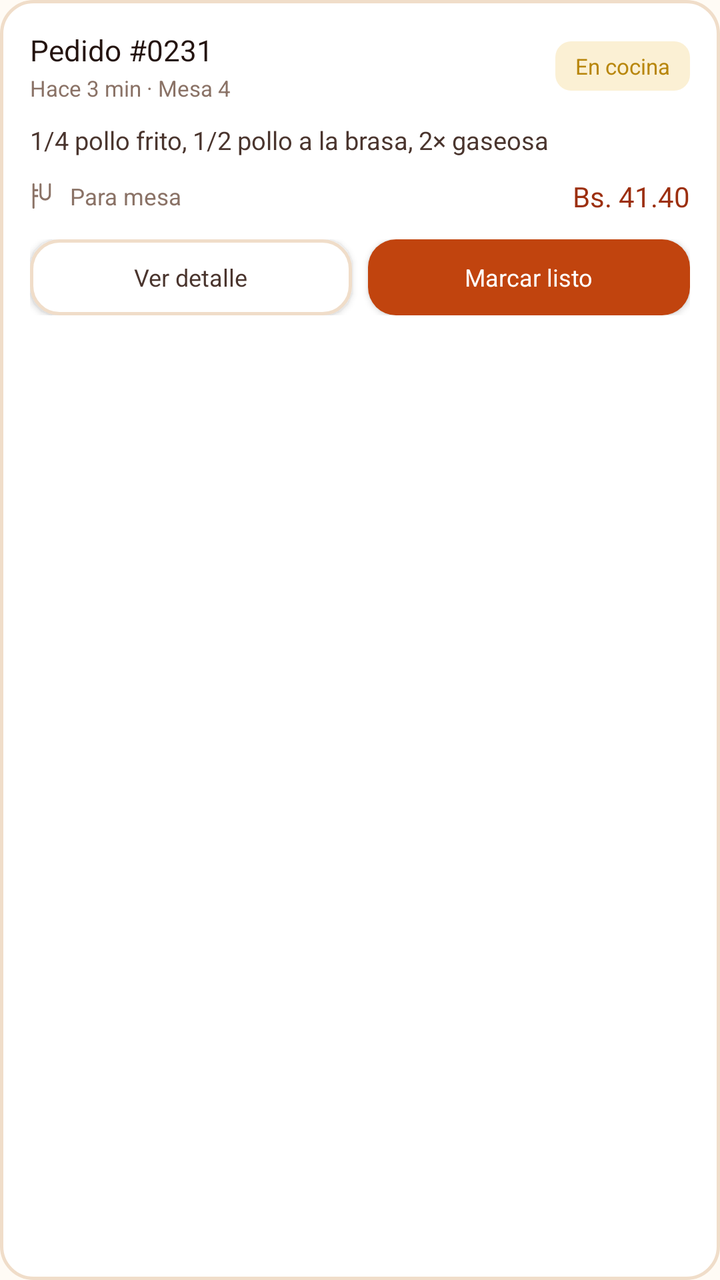
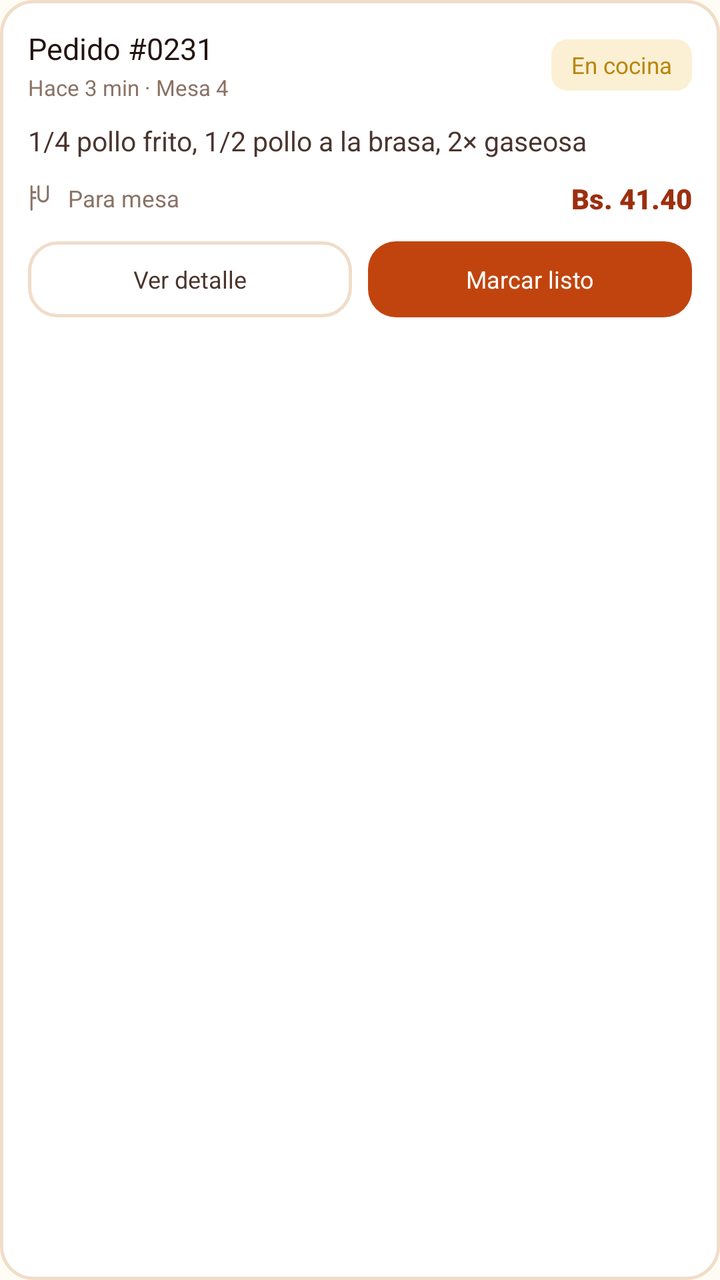

An Android layout rendered at two revisions. The XML below is the earlier revision; the diff shows what the commit changed to produce the second picture.
<!-- AndroidManifest.xml: application theme Theme.Pollogithub -->
<!-- res/layout/item_order_card.xml -->
<?xml version="1.0" encoding="utf-8"?>
<LinearLayout xmlns:android="http://schemas.android.com/apk/res/android"
    xmlns:tools="http://schemas.android.com/tools"
    android:layout_width="match_parent"
    android:layout_height="wrap_content"
    android:layout_marginHorizontal="16dp"
    android:layout_marginVertical="6dp"
    android:background="@drawable/bg_order_card"
    android:orientation="vertical"
    android:padding="15dp">

    
    <RelativeLayout
        android:layout_width="match_parent"
        android:layout_height="wrap_content"
        android:layout_marginBottom="10dp">

        <LinearLayout
            android:layout_width="wrap_content"
            android:layout_height="wrap_content"
            android:layout_alignParentStart="true"
            android:layout_centerVertical="true"
            android:orientation="vertical">

            <TextView
                android:id="@+id/tvOrderId"
                android:layout_width="wrap_content"
                android:layout_height="wrap_content"
                android:fontFamily="sans-serif-bold"
                android:text="Pedido #0231"
                android:textColor="@color/char_900"
                android:textSize="14.5sp" />

            <TextView
                android:id="@+id/tvOrderTime"
                android:layout_width="wrap_content"
                android:layout_height="wrap_content"
                android:layout_marginTop="2dp"
                android:fontFamily="sans-serif"
                android:text="Hace 3 min · Mesa 4"
                android:textColor="@color/char_400"
                android:textSize="11sp" />
        </LinearLayout>

        <TextView
            android:id="@+id/tvStatusBadge"
            android:layout_width="wrap_content"
            android:layout_height="wrap_content"
            android:layout_alignParentEnd="true"
            android:layout_centerVertical="true"
            android:background="@drawable/bg_status_cocina"
            android:fontFamily="sans-serif-bold"
            android:paddingHorizontal="10dp"
            android:paddingVertical="5dp"
            android:text="@string/status_cocina"
            android:textColor="@color/wait_600"
            android:textSize="11sp" />
    </RelativeLayout>

    
    <TextView
        android:id="@+id/tvOrderItems"
        android:layout_width="match_parent"
        android:layout_height="wrap_content"
        android:layout_marginBottom="10dp"
        android:fontFamily="sans-serif"
        android:lineSpacingExtra="2dp"
        android:text="1/4 pollo frito, 1/2 pollo a la brasa, 2× gaseosa"
        android:textColor="@color/char_700"
        android:textSize="12.5sp" />

    
    <RelativeLayout
        android:layout_width="match_parent"
        android:layout_height="wrap_content">

        <LinearLayout
            android:layout_width="wrap_content"
            android:layout_height="wrap_content"
            android:layout_alignParentStart="true"
            android:layout_centerVertical="true"
            android:gravity="center_vertical"
            android:orientation="horizontal">

            <ImageView
                android:id="@+id/imgTypeIcon"
                android:layout_width="14dp"
                android:layout_height="14dp"
                android:contentDescription="Tipo"
                android:src="@drawable/ic_type_table" />

            <TextView
                android:id="@+id/tvOrderType"
                android:layout_width="wrap_content"
                android:layout_height="wrap_content"
                android:layout_marginStart="6dp"
                android:fontFamily="sans-serif-bold"
                android:text="Para mesa"
                android:textColor="@color/char_400"
                android:textSize="11.5sp" />
        </LinearLayout>

        <TextView
            android:id="@+id/tvOrderTotal"
            android:layout_width="wrap_content"
            android:layout_height="wrap_content"
            android:layout_alignParentEnd="true"
            android:layout_centerVertical="true"
            android:fontFamily="sans-serif-bold"
            android:text="Bs. 41.40"
            android:textColor="@color/ember_700"
            android:textSize="14sp" />
    </RelativeLayout>

    
    <LinearLayout
        android:layout_width="match_parent"
        android:layout_height="wrap_content"
        android:layout_marginTop="12dp"
        android:orientation="horizontal">

        <androidx.appcompat.widget.AppCompatButton
            android:id="@+id/btnViewDetail"
            android:layout_width="0dp"
            android:layout_height="38dp"
            android:layout_marginEnd="8dp"
            android:layout_weight="1"
            android:background="@drawable/bg_btn_outline"
            android:fontFamily="sans-serif-bold"
            android:text="@string/btn_view_detail"
            android:textAllCaps="false"
            android:textColor="@color/char_700"
            android:textSize="12sp" />

        <androidx.appcompat.widget.AppCompatButton
            android:id="@+id/btnPrimaryAction"
            android:layout_width="0dp"
            android:layout_height="38dp"
            android:layout_weight="1"
            android:background="@drawable/bg_button_primary"
            android:fontFamily="sans-serif-bold"
            android:text="@string/btn_mark_ready"
            android:textAllCaps="false"
            android:textColor="@color/white"
            android:textSize="12sp" />
    </LinearLayout>

</LinearLayout>
<!-- resources referenced by this layout -->
<resources>
  <!-- unchanged entries left out for length: 21 -->
</resources>

<!-- the commit's change to res/layout/item_order_card.xml (unified diff, before → after) -->
@@ -1,13 +1,12 @@
 <?xml version="1.0" encoding="utf-8"?>
 <LinearLayout xmlns:android="http://schemas.android.com/apk/res/android"
     xmlns:tools="http://schemas.android.com/tools"
+    style="@style/Widget.Pollo.Card.Order"
     android:layout_width="match_parent"
     android:layout_height="wrap_content"
-    android:layout_marginHorizontal="16dp"
-    android:layout_marginVertical="6dp"
-    android:background="@drawable/bg_order_card"
-    android:orientation="vertical"
-    android:padding="15dp">
+    android:layout_marginHorizontal="@dimen/card_margin_horizontal"
+    android:layout_marginVertical="@dimen/card_margin_vertical"
+    android:orientation="vertical">
 
     
     <RelativeLayout
@@ -24,50 +23,43 @@
 
             <TextView
                 android:id="@+id/tvOrderId"
+                style="@style/TextAppearance.Pollo.Title.Small"
                 android:layout_width="wrap_content"
                 android:layout_height="wrap_content"
-                android:fontFamily="sans-serif-bold"
-                android:text="Pedido #0231"
-                android:textColor="@color/char_900"
-                android:textSize="14.5sp" />
+                android:text="Pedido #0231" />
 
             <TextView
                 android:id="@+id/tvOrderTime"
+                style="@style/TextAppearance.Pollo.Subtitle.Muted"
                 android:layout_width="wrap_content"
                 android:layout_height="wrap_content"
-                android:layout_marginTop="2dp"
-                android:fontFamily="sans-serif"
-                android:text="Hace 3 min · Mesa 4"
-                android:textColor="@color/char_400"
-                android:textSize="11sp" />
+                android:layout_marginTop="@dimen/spacing_2xs"
+                android:text="Hace 3 min · Mesa 4" />
         </LinearLayout>
 
         <TextView
             android:id="@+id/tvStatusBadge"
+            style="@style/TextAppearance.Pollo.Badge.Status"
             android:layout_width="wrap_content"
             android:layout_height="wrap_content"
             android:layout_alignParentEnd="true"
             android:layout_centerVertical="true"
             android:background="@drawable/bg_status_cocina"
-            android:fontFamily="sans-serif-bold"
             android:paddingHorizontal="10dp"
             android:paddingVertical="5dp"
             android:text="@string/status_cocina"
-            android:textColor="@color/wait_600"
-            android:textSize="11sp" />
+            android:textColor="@color/wait_600" />
     </RelativeLayout>
 
     
     <TextView
         android:id="@+id/tvOrderItems"
+        style="@style/TextAppearance.Pollo.Body"
         android:layout_width="match_parent"
         android:layout_height="wrap_content"
         android:layout_marginBottom="10dp"
-        android:fontFamily="sans-serif"
         android:lineSpacingExtra="2dp"
-        android:text="1/4 pollo frito, 1/2 pollo a la brasa, 2× gaseosa"
-        android:textColor="@color/char_700"
-        android:textSize="12.5sp" />
+        android:text="1/4 pollo frito, 1/2 pollo a la brasa, 2× gaseosa" />
 
     
     <RelativeLayout
@@ -91,58 +83,47 @@
 
             <TextView
                 android:id="@+id/tvOrderType"
+                style="@style/TextAppearance.Pollo.Subtitle"
                 android:layout_width="wrap_content"
                 android:layout_height="wrap_content"
                 android:layout_marginStart="6dp"
                 android:fontFamily="sans-serif-bold"
-                android:text="Para mesa"
-                android:textColor="@color/char_400"
-                android:textSize="11.5sp" />
+                android:text="Para mesa" />
         </LinearLayout>
 
         <TextView
             android:id="@+id/tvOrderTotal"
+            style="@style/TextAppearance.Pollo.Price.Small"
             android:layout_width="wrap_content"
             android:layout_height="wrap_content"
             android:layout_alignParentEnd="true"
             android:layout_centerVertical="true"
-            android:fontFamily="sans-serif-bold"
-            android:text="Bs. 41.40"
-            android:textColor="@color/ember_700"
-            android:textSize="14sp" />
+            android:text="Bs. 41.40" />
     </RelativeLayout>
 
     
     <LinearLayout
         android:layout_width="match_parent"
         android:layout_height="wrap_content"
-        android:layout_marginTop="12dp"
+        android:layout_marginTop="@dimen/spacing_m"
         android:orientation="horizontal">
 
         <androidx.appcompat.widget.AppCompatButton
             android:id="@+id/btnViewDetail"
+            style="@style/Widget.Pollo.Button.Outline.Small"
             android:layout_width="0dp"
-            android:layout_height="38dp"
-            android:layout_marginEnd="8dp"
+            android:layout_height="@dimen/btn_height_small"
+            android:layout_marginEnd="@dimen/spacing_s"
             android:layout_weight="1"
-            android:background="@drawable/bg_btn_outline"
-            android:fontFamily="sans-serif-bold"
-            android:text="@string/btn_view_detail"
-            android:textAllCaps="false"
-            android:textColor="@color/char_700"
-            android:textSize="12sp" />
+            android:text="@string/btn_view_detail" />
 
         <androidx.appcompat.widget.AppCompatButton
             android:id="@+id/btnPrimaryAction"
+            style="@style/Widget.Pollo.Button.Primary.Small"
             android:layout_width="0dp"
-            android:layout_height="38dp"
+            android:layout_height="@dimen/btn_height_small"
             android:layout_weight="1"
-            android:background="@drawable/bg_button_primary"
-            android:fontFamily="sans-serif-bold"
-            android:text="@string/btn_mark_ready"
-            android:textAllCaps="false"
-            android:textColor="@color/white"
-            android:textSize="12sp" />
+            android:text="@string/btn_mark_ready" />
     </LinearLayout>
 
 </LinearLayout>
<!-- resource entries referenced after the edit -->
@@ -1,5 +1,100 @@
 <!-- resources referenced by this layout -->
 <resources>
+  <dimen name="btn_height_small">38dp</dimen>
+  <dimen name="card_margin_horizontal">16dp</dimen>
+  <dimen name="card_margin_vertical">6dp</dimen>
+  <dimen name="spacing_2xs">2dp</dimen>
+  <dimen name="spacing_m">12dp</dimen>
+  <dimen name="spacing_s">8dp</dimen>
+  <style name="TextAppearance.Pollo.Badge.Status" parent="TextAppearance.Pollo.Badge">
+          <item name="android:fontFamily">sans-serif-bold</item>
+          <item name="android:textSize">11.5sp</item>
+          <item name="android:textAllCaps">false</item>
+      </style>
+  <style name="TextAppearance.Pollo.Body" parent="TextAppearance.Pollo">
+          <item name="android:fontFamily">sans-serif</item>
+          <item name="android:textColor">@color/char_700</item>
+          <item name="android:textSize">@dimen/text_size_body</item>
+      </style>
+  <style name="TextAppearance.Pollo.Price.Small" parent="TextAppearance.Pollo.Price">
+          <item name="android:textColor">@color/ember_700</item>
+          <item name="android:textSize">@dimen/text_size_price_small</item>
+      </style>
+  <style name="TextAppearance.Pollo.Subtitle" parent="TextAppearance.Pollo">
+          <item name="android:fontFamily">sans-serif</item>
+          <item name="android:textColor">@color/char_400</item>
+          <item name="android:textSize">@dimen/text_size_caption</item>
+      </style>
+  <style name="TextAppearance.Pollo.Subtitle.Muted" parent="TextAppearance.Pollo.Subtitle">
+          <item name="android:textSize">11sp</item>
+      </style>
+  <style name="TextAppearance.Pollo.Title.Small" parent="TextAppearance.Pollo.Title">
+          <item name="android:fontFamily">sans-serif-bold</item>
+          <item name="android:textColor">@color/char_900</item>
+          <item name="android:textSize">@dimen/text_size_title_small</item>
+      </style>
+  <style name="Widget.Pollo.Button.Outline.Small" parent="Widget.Pollo.Button.Outline">
+          <item name="android:minHeight">@dimen/btn_height_small</item>
+          <item name="android:textSize">@dimen/text_size_btn_small</item>
+          <item name="android:paddingHorizontal">@dimen/spacing_m</item>
+      </style>
+  <style name="Widget.Pollo.Button.Primary.Small" parent="Widget.Pollo.Button.Primary">
+          <item name="android:minHeight">@dimen/btn_height_small</item>
+          <item name="android:textSize">@dimen/text_size_btn_small</item>
+          <item name="android:paddingHorizontal">@dimen/spacing_m</item>
+      </style>
+  <style name="Widget.Pollo.Card.Order" parent="Widget.Pollo.Card">
+          <item name="android:background">@drawable/bg_order_card</item>
+          <item name="android:padding">@dimen/card_padding_standard</item>
+      </style>
+  <style name="TextAppearance.Pollo.Badge" parent="TextAppearance.Pollo">
+          <item name="android:fontFamily">sans-serif-black</item>
+          <item name="android:textColor">@color/white</item>
+          <item name="android:textSize">@dimen/text_size_badge</item>
+          <item name="android:textAllCaps">true</item>
+      </style>
+  <style name="TextAppearance.Pollo" parent="android:TextAppearance" />
+  <dimen name="text_size_body">13.5sp</dimen>
+  <style name="TextAppearance.Pollo.Price" parent="TextAppearance.Pollo">
+          <item name="android:fontFamily">sans-serif-black</item>
+          <item name="android:textColor">@color/ember_600</item>
+          <item name="android:textSize">@dimen/text_size_price_medium</item>
+      </style>
+  <dimen name="text_size_price_small">14sp</dimen>
+  <dimen name="text_size_caption">11.5sp</dimen>
+  <style name="TextAppearance.Pollo.Title" parent="TextAppearance.Pollo" />
+  <dimen name="text_size_title_small">15sp</dimen>
+  <style name="Widget.Pollo.Button.Outline" parent="Widget.Pollo.Button">
+          <item name="android:background">@drawable/bg_btn_outline</item>
+          <item name="android:fontFamily">sans-serif-bold</item>
+          <item name="android:textColor">@color/char_700</item>
+          <item name="android:textSize">@dimen/text_size_btn_medium</item>
+          <item name="android:textAllCaps">false</item>
+          <item name="android:paddingHorizontal">@dimen/spacing_l</item>
+          <item name="android:minHeight">@dimen/btn_height_primary</item>
+          <item name="android:stateListAnimator">@null</item>
+      </style>
+  <dimen name="text_size_btn_small">12sp</dimen>
+  <style name="Widget.Pollo.Button.Primary" parent="Widget.Pollo.Button">
+          <item name="android:background">@drawable/bg_button_primary</item>
+          <item name="android:fontFamily">sans-serif-bold</item>
+          <item name="android:textColor">@color/white</item>
+          <item name="android:textSize">@dimen/text_size_btn_primary</item>
+          <item name="android:textAllCaps">false</item>
+          <item name="android:paddingHorizontal">@dimen/spacing_xl</item>
+          <item name="android:minHeight">@dimen/btn_height_primary</item>
+          <item name="android:stateListAnimator">@null</item>
+      </style>
+  <style name="Widget.Pollo.Card" parent="" />
+  <dimen name="card_padding_standard">14dp</dimen>
+  <dimen name="text_size_badge">10.5sp</dimen>
+  <dimen name="text_size_price_medium">16sp</dimen>
+  <style name="Widget.Pollo.Button" parent="Widget.AppCompat.Button" />
+  <dimen name="text_size_btn_medium">13.5sp</dimen>
+  <dimen name="spacing_l">16dp</dimen>
+  <dimen name="btn_height_primary">52dp</dimen>
+  <dimen name="text_size_btn_primary">15sp</dimen>
+  <dimen name="spacing_xl">20dp</dimen>
   <!-- unchanged entries left out for length: 21 -->
 </resources>
 
